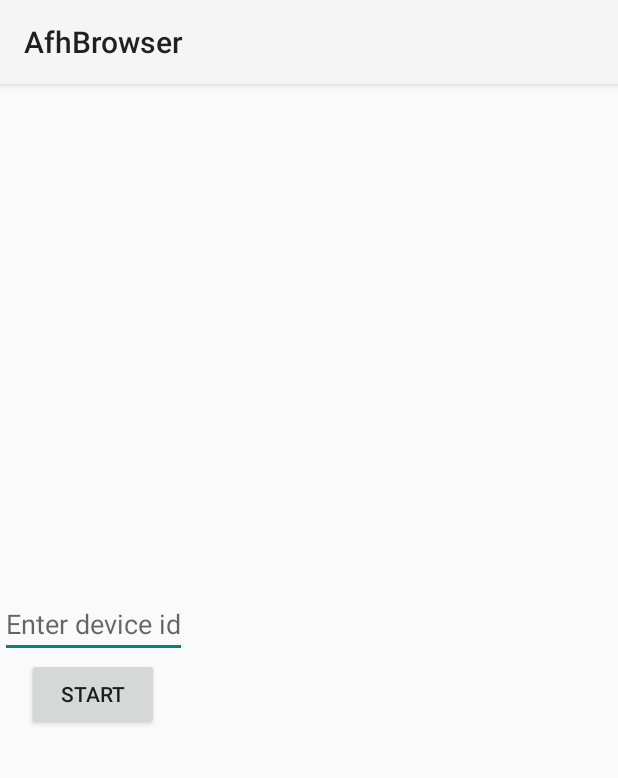
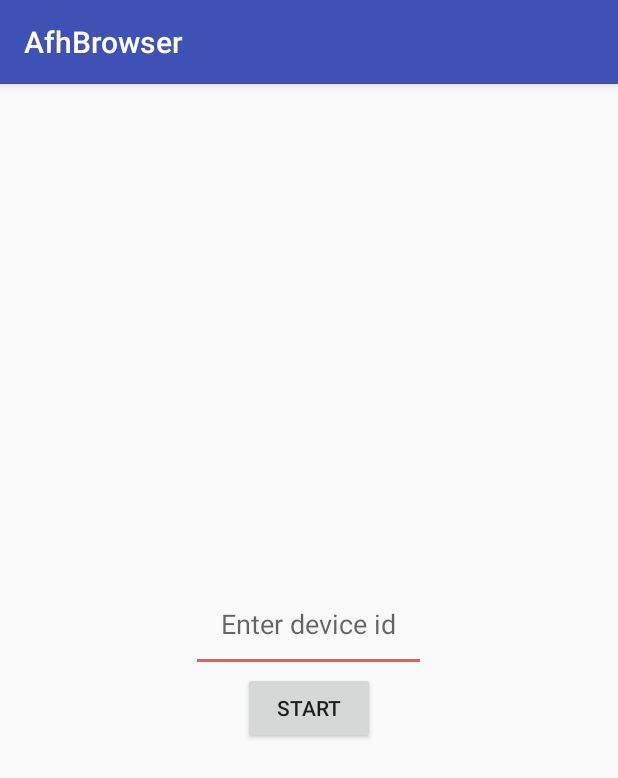
Before and after one commit to out386/AndroidFileHost_Browser, an Android app: the screen it shows after launch (MainActivity), on a phone screen of 412 x 824 dp. Shown: the top 778 px of the screen. Run offline under Robolectric (Android 15) with nearby library versions, the light colour scheme and no system bars; our stand-ins replace Volley; libraries missing offline, so code that uses them is left out: com.baoyz.widget; plain views replace PullRefreshLayout; 2 statements that could not run were skipped.

Commit message:
Improved UI and fixed string loading
String.valueOf() to load resources... Seriously Harsh? :)

```diff
--- a/app/src/main/res/layout/main.xml
+++ b/app/src/main/res/layout/main.xml
@@ -1,48 +1,67 @@
 <?xml version="1.0" encoding="utf-8"?>
-<LinearLayout
-	xmlns:android="http://schemas.android.com/apk/res/android"
+<LinearLayout xmlns:android="http://schemas.android.com/apk/res/android"
     android:layout_width="match_parent"
     android:layout_height="match_parent"
     android:gravity="center">
 
-	<TextView
-        android:layout_gravity="center_horizontal"
-		android:layout_width="50dp"
-		android:layout_height="wrap_content"
-		android:id="@+id/tv"
-		android:visibility="gone"/>
     <LinearLayout
-		android:layout_width="wrap_content"
-		android:layout_height="wrap_content"
         android:id="@+id/mainLinearLayout"
+        android:layout_width="match_parent"
+        android:layout_height="match_parent"
+        android:gravity="center"
         android:orientation="vertical">
 
         <EditText
-                android:layout_gravity="center_horizontal"
+            android:id="@+id/mainEditText"
             android:layout_width="wrap_content"
             android:layout_height="wrap_content"
-		android:id="@+id/mainEditText"
-		android:hint="@string/enter_device_id"/>
+            android:gravity="center"
+            android:hint="@string/enter_device_id"
+            android:padding="20dp" />
+
         <Button
+            android:id="@+id/mainButton"
+            android:layout_width="wrap_content"
+            android:layout_height="wrap_content"
+            android:text="@string/start" />
+    </LinearLayout>
+
+    <RelativeLayout
+        android:id="@+id/listLayout"
+        android:layout_width="match_parent"
+        android:layout_height="match_parent"
+        android:visibility="gone">
+
+        <ScrollView
+            android:id="@+id/tvSv"
+            android:layout_width="wrap_content"
+            android:layout_height="100dp"
+            android:layout_alignParentBottom="true">
+
+            <TextView
+                android:id="@+id/tv"
+                android:layout_width="match_parent"
+                android:layout_height="wrap_content"
+                android:padding="20dp"
+                android:text="Working. This could take ages."
                 android:layout_gravity="center_horizontal"
-			android:layout_height="wrap_content"
-			android:layout_width="wrap_content"
-			android:text="@string/start"
-			android:id="@+id/mainButton"/>
-	</LinearLayout>
+                android:gravity="center_horizontal"/>
+        </ScrollView>
 
         <com.baoyz.widget.PullRefreshLayout
             android:id="@+id/swipeRefreshLayout"
             android:layout_width="match_parent"
-        android:layout_height="match_parent">
+            android:layout_height="match_parent"
+            android:layout_above="@id/tvSv"
+            android:layout_alignParentLeft="true"
+            android:layout_alignParentStart="true"
+            android:layout_alignParentTop="true">
+
             <ListView
-            android:layout_gravity="center_horizontal"
-            android:layout_height="wrap_content"
-            android:layout_width="wrap_content"
                 android:id="@+id/list"
-            android:visibility="gone"
-            android:divider="@android:drawable/divider_horizontal_dark"/>
-
+                android:layout_width="match_parent"
+                android:layout_height="match_parent"
+                android:divider="@null" />
         </com.baoyz.widget.PullRefreshLayout>
-
+    </RelativeLayout>
 </LinearLayout>
--- a/app/src/main/res/values-v21/styles.xml
+++ b/app/src/main/res/values-v21/styles.xml
@@ -1,5 +1,18 @@
 <?xml version="1.0" encoding="utf-8"?>
 <resources>
     <style name="AppTheme" parent="@android:style/Theme.Material.Light">
+        <item name="android:colorPrimary">@color/colorPrimary</item>
+        <item name="android:colorAccent">@color/colorAccent</item>
+        <item name="android:colorPrimaryDark">@color/colorPrimaryDark</item>
+        <item name="android:navigationBarColor">@color/colorPrimaryDark</item>
+        <item name="android:statusBarColor">@color/colorPrimary</item>
+        <item name="android:actionBarStyle">@style/AppTheme.ActionBarStyle</item>
 	</style>
+    <style name="AppTheme.ActionBarStyle" parent="@android:style/Widget.Material.Light.ActionBar">
+        <item name="android:titleTextStyle">@style/AppTheme.ActionBar.TitleTextStyle</item>
+        <item name="android:background">@color/colorPrimary</item>
+    </style>
+    <style name="AppTheme.ActionBar.TitleTextStyle" parent="@android:style/TextAppearance.Material.Widget.ActionBar.Title">
+        <item name="android:textColor">@color/white</item>
+    </style>
 </resources>
--- /dev/null
+++ b/app/src/main/res/values/colors.xml
@@ -0,0 +1,12 @@
+<?xml version="1.0" encoding="utf-8"?>
+<resources>
+    <color name="colorPrimaryDark">#303F9F</color>
+    <color name="colorPrimary">#3F51B5</color>
+    <color name="colorPrimaryLight">#3F51B5</color>
+    <color name="colorAccent">#FF5252</color>
+    <color name="white">#FFFFFFFF</color>
+    <color name="darkGray">#555555</color>
+    <color name="gray">#999999</color>
+    <color name="lightGray">#22000000</color>
+    <color name="black">#111111</color>
+</resources>
--- a/app/src/main/res/values/strings.xml
+++ b/app/src/main/res/values/strings.xml
@@ -2,9 +2,8 @@
 <resources>
 
     <string name="app_name">AfhBrowser</string>
-    <string name="hello_world">Hello world!</string>
-    <string name="json_parse_error">Json parse error : %s</string>
-    <string name="generic_error">That didn\'t work! %s</string>
+    <string name="json_parse_error">Json parse error : </string>
+    <string name="generic_error">That didn\'t work! </string>
     <string name="flid_key">flid</string>
     <string name="afh_api_flid_endpoint"><![CDATA[]]></string>
     <string name="afh_api_device_endpoint"><![CDATA[https://www.androidfilehost.com/api/?action=developers&did=%s&limit=100]]></string>
```
Also changed, not shown: app/src/main/java/out386/afh/MainActivity.java (+24 -28 lines), app/src/main/res/layout/afh_items.xml (+12 -13 lines). Lines whose indentation alone changed are shown as unchanged.
